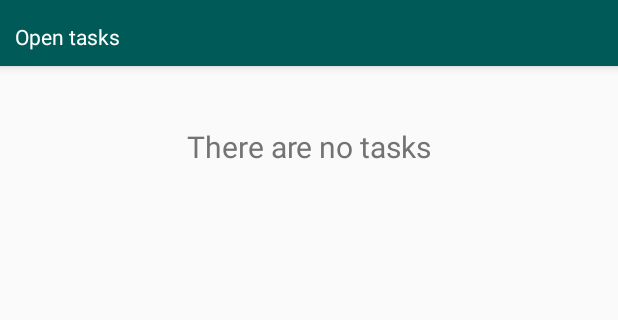
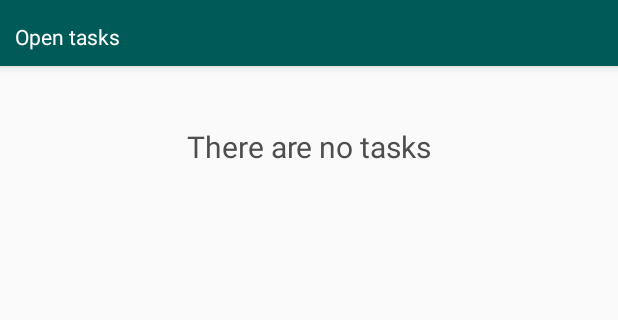
Before and after one commit to ETS-Android2/workpage, an Android app: the screen it shows after launch (MainActivity), on a phone screen of 412 x 824 dp, the part 62-382 px from its top. Run offline under Robolectric (Android 15) with nearby library versions, the phone set to English and light mode, and no system bars.

Commit message:
Text color changed.

```diff
--- a/workpage/app/src/main/res/values/colors.xml
+++ b/workpage/app/src/main/res/values/colors.xml
@@ -6,7 +6,7 @@
 
     <color name="color_selected_item">#ededed</color>
     <color name="color_view_border">#8e8e8e</color>
-    <color name="text_color">#737373</color>
+    <color name="text_color">#4e4e4e</color>
 
     <color name="tag_no_selection_color">#797979</color>
     <color name="tag_color_1">#dddd00</color>
```
